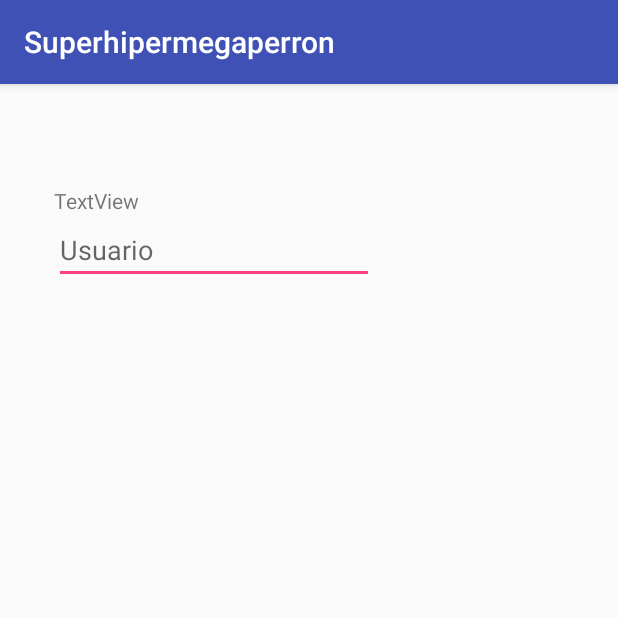
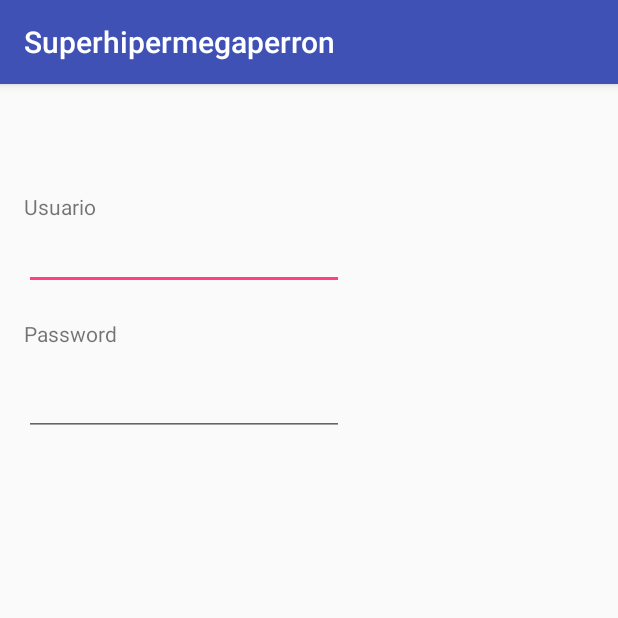
Before and after one commit to luisfernado28/Grupoperron, an Android app: the screen it shows after launch (MainActivity), on a phone screen of 412 x 824 dp, the top half of it. Run offline under Robolectric (Android 15) with nearby library versions, the phone set to English and light mode, and no system bars.

Commit message:
Login trucho (lo hice en ralative por flojo, seria cambiarlo a linear )

```diff
--- a/app/src/main/res/layout/activity_main.xml
+++ b/app/src/main/res/layout/activity_main.xml
@@ -10,24 +10,41 @@
     android:paddingTop="@dimen/activity_vertical_margin"
     tools:context="com.example.luisfernando.superhipermegaperron.MainActivity">
 
-    <EditText
-        android:layout_width="wrap_content"
-        android:layout_height="wrap_content"
-        android:inputType="textPersonName"
-        android:ems="10"
-        android:layout_alignParentTop="true"
-        android:layout_alignParentStart="true"
-        android:layout_marginStart="20dp"
-        android:layout_marginTop="72dp"
-        android:id="@+id/txtUsuario"
-        android:hint="Usuario" />
-
     <TextView
-        android:text="TextView"
+        android:text="Usuario"
         android:layout_width="wrap_content"
         android:layout_height="wrap_content"
         android:layout_alignBottom="@+id/txtUsuario"
         android:layout_alignStart="@+id/txtUsuario"
         android:layout_marginBottom="46dp"
         android:id="@+id/lblUsuario" />
+
+    <EditText
+        android:layout_width="wrap_content"
+        android:layout_height="wrap_content"
+        android:inputType="textPersonName"
+        android:ems="10"
+        android:layout_marginTop="76dp"
+        android:id="@+id/txtUsuario"
+        android:layout_alignParentTop="true"
+        android:layout_alignParentStart="true" />
+
+    <TextView
+        android:text="Password"
+        android:layout_width="wrap_content"
+        android:layout_height="wrap_content"
+        android:layout_marginTop="19dp"
+        android:id="@+id/lblPassword"
+        android:layout_below="@+id/lblUsuario"
+        android:layout_alignParentStart="true" />
+
+    <EditText
+        android:layout_width="wrap_content"
+        android:layout_height="wrap_content"
+        android:inputType="textPassword"
+        android:ems="10"
+        android:layout_marginTop="13dp"
+        android:id="@+id/txtPassword"
+        android:layout_below="@+id/lblPassword"
+        android:layout_alignParentStart="true" />
 </RelativeLayout>
```
